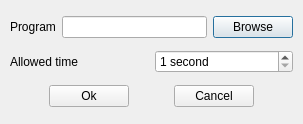
GillesDebunne/libQGLViewer, file examples/contribs/blobWar/Viewer/computerPlayerInterface.Qt4.ui: the form before one commit.
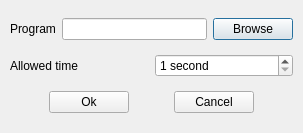
The form after the commit.

```diff
--- a/examples/contribs/blobWar/Viewer/computerPlayerInterface.Qt4.ui
+++ b/examples/contribs/blobWar/Viewer/computerPlayerInterface.Qt4.ui
@@ -3,13 +3,13 @@
  <comment></comment>
  <exportmacro></exportmacro>
  <class>ComputerPlayerInterface</class>
- <widget class="QDialog" name="ComputerPlayerInterface" >
-  <property name="geometry" >
+ <widget class="QDialog" name="ComputerPlayerInterface">
+  <property name="geometry">
    <rect>
     <x>0</x>
     <y>0</y>
     <width>303</width>
-    <height>124</height>
+    <height>133</height>
    </rect>
   </property>
   <property name="windowTitle" >
@@ -19,17 +19,8 @@
    <property name="margin" >
     <number>10</number>
    </property>
-   <property name="spacing" >
-    <number>6</number>
-   </property>
    <item>
-    <layout class="QHBoxLayout" >
-     <property name="margin" >
-      <number>0</number>
-     </property>
-     <property name="spacing" >
-      <number>6</number>
-     </property>
+    <layout class="QHBoxLayout">
      <item>
       <widget class="QLabel" name="programText" >
        <property name="text" >
@@ -50,13 +41,7 @@
     </layout>
    </item>
    <item>
-    <layout class="QHBoxLayout" >
-     <property name="margin" >
-      <number>0</number>
-     </property>
-     <property name="spacing" >
-      <number>6</number>
-     </property>
+    <layout class="QHBoxLayout">
      <item>
       <widget class="QLabel" name="maxTimeText" >
        <property name="text" >
@@ -75,13 +60,13 @@
        <property name="suffix" >
         <string> seconds</string>
        </property>
-       <property name="maximum" >
+       <property name="minimum">
+        <number>1</number>
+       </property>
+       <property name="maximum">
         <number>999</number>
        </property>
-       <property name="minimum" >
-        <number>1</number>
-       </property>
-       <property name="value" >
+       <property name="value">
         <number>1</number>
        </property>
       </widget>
@@ -89,13 +74,7 @@
     </layout>
    </item>
    <item>
-    <layout class="QHBoxLayout" >
-     <property name="margin" >
-      <number>0</number>
-     </property>
-     <property name="spacing" >
-      <number>6</number>
-     </property>
+    <layout class="QHBoxLayout">
      <item>
       <spacer>
        <property name="orientation" >
@@ -162,7 +141,7 @@
    </item>
   </layout>
  </widget>
- <layoutdefault spacing="6" margin="11" />
+ <layoutdefault spacing="6" margin="11"/>
  <pixmapfunction>qPixmapFromMimeSource</pixmapfunction>
  <resources/>
  <connections>
```
Left out of the diff: 68 changed lines with no effect on the pictures.
